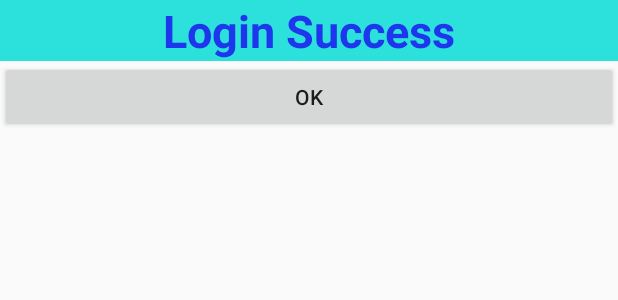
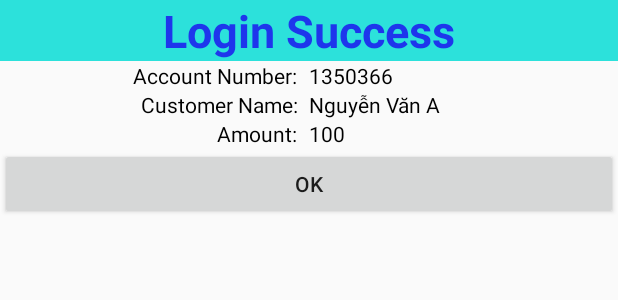
Before and after one commit to thiminhnhut/android-mvc, an Android app: the layout fragment_status_login.xml on its own in the app's theme, with its tools: preview values and no code run, on a phone screen of 412 x 824 dp. Shown: the top 300 px of the screen. Run offline under Robolectric (Android 15) with nearby library versions, the phone set to English and light mode, and no system bars.

Commit message:
Examples MVC in Android, add database

```diff
--- a/LoginATM/app/src/main/java/io/github/thiminhnhut/loginatm/MainActivity.kt
+++ b/LoginATM/app/src/main/java/io/github/thiminhnhut/loginatm/MainActivity.kt
@@ -3,6 +3,7 @@ package io.github.thiminhnhut.loginatm
 import android.support.v7.app.AppCompatActivity
 import android.os.Bundle
 import android.widget.Toast
+import io.github.thiminhnhut.loginatm.model.Account
 import io.github.thiminhnhut.loginatm.model.AccountDB
 import io.github.thiminhnhut.loginatm.view.FragmentLogin
 import io.github.thiminhnhut.loginatm.view.FragmentStatusLogin
@@ -27,9 +28,9 @@ class MainActivity : AppCompatActivity() {
                 override fun onClickLogin(sender: Any, accountNo: String, password: String) {
                     val account = AccountDB.newInstance().getAccount()
                     if (account.checkLogin(accountNo, password)) {
-                        statusLogin(true)
+                        statusLogin(true, account)
                     } else {
-                        statusLogin(false)
+                        statusLogin(false, null)
                     }
                 }
             })
@@ -42,12 +43,12 @@ class MainActivity : AppCompatActivity() {
         }
     }
 
-    private fun statusLogin(isLoginSuccess: Boolean) {
+    private fun statusLogin(isLoginSuccess: Boolean, account: Account?) {
         val fragmentStatusLogin = FragmentStatusLogin.newInstance(object : FragmentStatusLogin.OnEvent {
             override fun onClick(sender: Any) {
                 fragmentLogin.resetLogin()
             }
-        }, isLoginSuccess)
+        }, isLoginSuccess, account)
         fragmentStatusLogin.show(supportFragmentManager, "statusLogin")
     }
 }
--- a/LoginATM/app/src/main/java/io/github/thiminhnhut/loginatm/view/FragmentStatusLogin.kt
+++ b/LoginATM/app/src/main/java/io/github/thiminhnhut/loginatm/view/FragmentStatusLogin.kt
@@ -8,8 +8,10 @@ import android.view.View
 import android.view.ViewGroup
 import android.view.Window
 import android.widget.Button
+import android.widget.LinearLayout
 import android.widget.TextView
 import io.github.thiminhnhut.loginatm.R
+import io.github.thiminhnhut.loginatm.model.Account
 
 class FragmentStatusLogin: DialogFragment() {
 
@@ -17,8 +19,10 @@ class FragmentStatusLogin: DialogFragment() {
 
     companion object {
         private var isLoginSuccess = false
-        fun newInstance(listener: OnEvent, isLoginSuccess: Boolean): FragmentStatusLogin {
+        private var account: Account? = null
+        fun newInstance(listener: OnEvent, isLoginSuccess: Boolean, account: Account? = null): FragmentStatusLogin {
             this.isLoginSuccess = isLoginSuccess
+            this.account = account
             val result = FragmentStatusLogin()
             result.listener = listener
             return result
@@ -46,6 +50,19 @@ class FragmentStatusLogin: DialogFragment() {
 
         if (!isLoginSuccess) {
             txtStatusLogin.text = resources.getString(R.string.login_fail)
+            val layoutInfo = view.findViewById<LinearLayout>(R.id.layoutInfo)
+            val layoutParams = layoutInfo.layoutParams
+            layoutParams.height = 0
+            view.layoutParams = layoutParams
+        } else {
+            val txtAccountNo = view.findViewById<TextView>(R.id.txtAccountNo)
+            val txtCustomerName = view.findViewById<TextView>(R.id.txtCustomerName)
+            val txtAmount = view.findViewById<TextView>(R.id.txtAmount)
+            if (account != null) {
+                txtAccountNo.text = account!!.accountNo
+                txtCustomerName.text = account!!.customerName
+                txtAmount.text = account!!.amount.toString()
+            }
         }
 
         btnOK.setOnClickListener {
--- a/LoginATM/app/src/main/res/layout/fragment_status_login.xml
+++ b/LoginATM/app/src/main/res/layout/fragment_status_login.xml
@@ -17,6 +17,80 @@
             app:layout_constraintTop_toTopOf="parent"
             app:layout_constraintBottom_toBottomOf="parent"/>
 
+    <LinearLayout
+            android:id="@+id/layoutInfo"
+            android:orientation="vertical"
+            android:layout_width="match_parent"
+            android:layout_height="wrap_content">
+        <LinearLayout
+                android:orientation="horizontal"
+                android:layout_width="match_parent"
+                android:layout_height="wrap_content">
+            <TextView
+                    android:layout_weight="1"
+                    android:gravity="right"
+                    android:layout_marginRight="8dp"
+                    android:layout_marginEnd="8dp"
+                    android:textColor="@color/colorText"
+                    android:text="@string/account_number"
+                    android:layout_width="match_parent"
+                    android:layout_height="wrap_content"/>
+            <TextView
+                    android:id="@+id/txtAccountNo"
+                    android:layout_weight="1"
+                    android:textColor="@color/colorText"
+                    android:text="@string/account_number_hint"
+                    android:layout_width="match_parent"
+                    android:layout_height="wrap_content"/>
+
+        </LinearLayout>
+
+        <LinearLayout
+                android:orientation="horizontal"
+                android:layout_width="match_parent"
+                android:layout_height="wrap_content">
+            <TextView
+                    android:layout_weight="1"
+                    android:gravity="right"
+                    android:layout_marginRight="8dp"
+                    android:layout_marginEnd="8dp"
+                    android:textColor="@color/colorText"
+                    android:text="@string/customer_name"
+                    android:layout_width="match_parent"
+                    android:layout_height="wrap_content"/>
+            <TextView
+                    android:id="@+id/txtCustomerName"
+                    android:layout_weight="1"
+                    android:textColor="@color/colorText"
+                    android:text="@string/customer_name_hint"
+                    android:layout_width="match_parent"
+                    android:layout_height="wrap_content"/>
+        </LinearLayout>
+
+        <LinearLayout
+                android:orientation="horizontal"
+                android:layout_width="match_parent"
+                android:layout_height="wrap_content">
+            <TextView
+                    android:layout_weight="1"
+                    android:gravity="right"
+                    android:layout_marginRight="8dp"
+                    android:layout_marginEnd="8dp"
+                    android:textColor="@color/colorText"
+                    android:text="@string/amount"
+                    android:layout_width="match_parent"
+                    android:layout_height="wrap_content"/>
+            <TextView
+                    android:id="@+id/txtAmount"
+                    android:layout_weight="1"
+                    android:textColor="@color/colorText"
+                    android:text="@string/amount_hint"
+                    android:layout_width="match_parent"
+                    android:layout_height="wrap_content"/>
+        </LinearLayout>
+    </LinearLayout>
+
+
     <Button
             android:text="@string/login_ok"
             android:id="@+id/btnOK"
--- a/LoginATM/app/src/main/res/values/strings.xml
+++ b/LoginATM/app/src/main/res/values/strings.xml
@@ -1,12 +1,22 @@
 <resources>
     <string name="app_name">LoginATM</string>
     <string name="login_title">Login to the ATM</string>
-    <string name="account_number">Account Number:</string>
-    <string name="password">Password:</string>
+
     <string name="login_button">Login</string>
+
     <string name="login_success">Login Success</string>
     <string name="login_fail">Login Fail</string>
     <string name="login_ok">OK</string>
+
+    <string name="account_number">Account Number:</string>
     <string name="account_number_hint">1350366</string>
+
+    <string name="password">Password:</string>
     <string name="password_hint">12345</string>
+
+    <string name="customer_name">Customer Name:</string>
+    <string name="customer_name_hint">Nguyễn Văn A</string>
+
+    <string name="amount">Amount:</string>
+    <string name="amount_hint">100</string>
 </resources>
```
